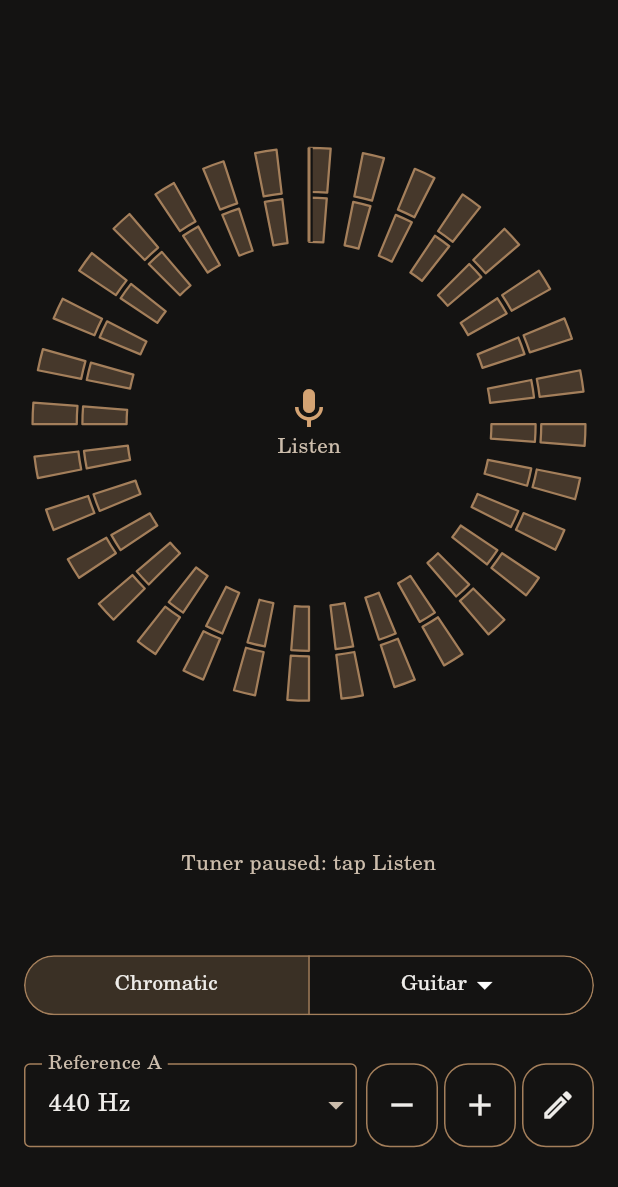
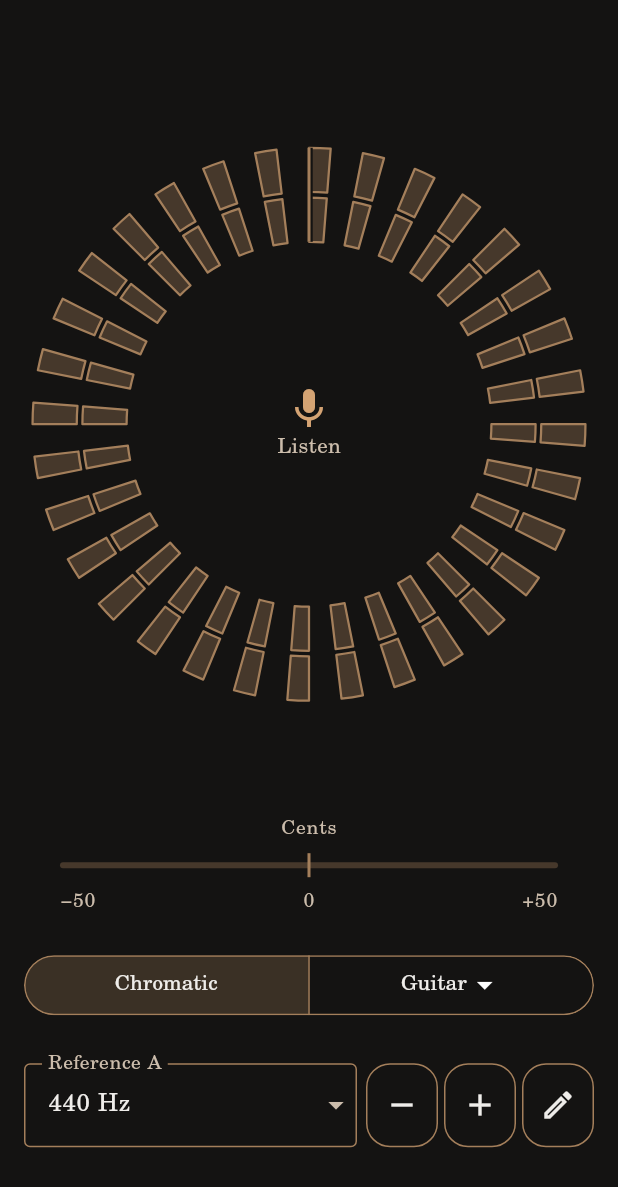
Before and after one commit to luigir86/Low-End, a Flutter app: the TunerPanel widget shown alone on an empty page, opened directly, on a phone screen of 412 x 824 dp. Shown: the top 1187 px of the screen. Run offline on Flutter 3.47's test engine with Material 3 defaults, Android fonts, the phone set to English and light mode, and no system bars; our stand-ins replace audio_service, shared_preferences, wakelock_plus; missing offline and left inert: flutter_soloud, record; accounts and stored records are empty.

Commit message:
See what plays: a dot on the tab, one pause message, lighter Harmony field, haptics
- A Material 3 badge, in the accent, on the tab of a section that sounds,
  and "Playing" for screen readers.
- The tuner paused says Listen only in the middle of its dial; the line
  over the cents scale is kept for screen readers.
- The chord and progression fields of Harmony no longer repeat the name
  the switch above already shows.
- A light haptic tap when the dials start or stop and on TAP and the notes.
- Store screenshots regenerated.

Co-Authored-By: Claude Opus 5.5 (1M context) <noreply@anthropic.com>
Claude-Session: https://claude.ai/code/session_01EnDFfk9dK6EWAjfADPPgic

```diff
--- a/lib/app/theme.dart
+++ b/lib/app/theme.dart
@@ -221,6 +221,9 @@ abstract final class LowEndTheme {
           color: scheme.onSurface,
         ),
       ),
+      // The dot on the tab of a section that is playing: the accent, not
+      // the red of an error.
+      badgeTheme: BadgeThemeData(backgroundColor: scheme.primary),
       cardTheme: CardThemeData(
         color: scheme.surfaceContainerLow,
         surfaceTintColor: Colors.transparent,
--- a/lib/features/tuner/tuner_panel.dart
+++ b/lib/features/tuner/tuner_panel.dart
@@ -2,6 +2,7 @@ import 'dart:math' as math;
 
 import 'package:flutter/material.dart';
 import 'package:flutter/scheduler.dart';
+import 'package:flutter/services.dart' show HapticFeedback;
 
 import '../../app/app_navigation.dart';
 import '../../app/settings.dart';
@@ -108,13 +109,19 @@ class _TunerPanelState extends State<TunerPanel> {
           ),
           // The cents scale sits in the first row, next to the strobe, which the
           // other tabs leave empty. Announced by screen readers, e.g. when the
-          // microphone is denied, a message takes its place.
-          header: message == null
-              ? _CentsBar(
-                  reading: reading,
-                  held: _tuner.held,
-                  tolerance: settings.inTuneCents,
-                  listening: _tuner.isListening,
+          // microphone is denied, a message takes its place. Paused, the
+          // middle of the dial already says Listen: the scale stays, empty,
+          // and only screen readers hear that the tuner paused.
+          header: message == null || _tuner.status == TunerStatus.idle
+              ? Semantics(
+                  liveRegion: message != null,
+                  label: message,
+                  child: _CentsBar(
+                    reading: reading,
+                    held: _tuner.held,
+                    tolerance: settings.inTuneCents,
+                    listening: _tuner.isListening,
+                  ),
                 )
               : Column(
                   mainAxisSize: MainAxisSize.min,
@@ -124,11 +131,7 @@ class _TunerPanelState extends State<TunerPanel> {
                       child: Text(
                         message,
                         textAlign: TextAlign.center,
-                        style: _tuner.status == TunerStatus.idle
-                            ? theme.textTheme.bodyMedium?.copyWith(
-                                color: theme.colorScheme.onSurfaceVariant,
-                              )
-                            : TextStyle(color: theme.colorScheme.error),
+                        style: TextStyle(color: theme.colorScheme.error),
                       ),
                     ),
                     // A way out of a no: straight to the app's settings.
@@ -423,7 +426,10 @@ class _StrobeDiscState extends State<_StrobeDisc>
                 child: InkWell(
                   key: const Key('tunerHub'),
                   customBorder: const CircleBorder(),
-                  onTap: widget.onToggle,
+                  onTap: () {
+                    HapticFeedback.lightImpact();
+                    widget.onToggle();
+                  },
                   child: Center(
                     child: FractionallySizedBox(
                       widthFactor: 0.5 / DialGeometry.hubFraction,
--- a/lib/l10n/app_en.arb
+++ b/lib/l10n/app_en.arb
@@ -17,6 +17,10 @@
   },
   "timeSignature": "Time signature",
   "backgroundPlaying": "Playing in the background",
+  "sectionPlaying": "Playing",
+  "@sectionPlaying": {
+    "description": "Said by screen readers on the tab of a section that is sounding, where a dot shows it."
+  },
   "slower": "Slower",
   "faster": "Faster",
   "tapTempo": "Tap the tempo",
--- a/lib/l10n/app_it.arb
+++ b/lib/l10n/app_it.arb
@@ -10,6 +10,7 @@
   "bpmValue": "{bpm} BPM",
   "timeSignature": "Misura",
   "backgroundPlaying": "In riproduzione in background",
+  "sectionPlaying": "In riproduzione",
   "slower": "Più lento",
   "faster": "Più veloce",
   "tapTempo": "Batti il tempo",
--- a/lib/l10n/app_localizations.dart
+++ b/lib/l10n/app_localizations.dart
@@ -157,6 +157,12 @@ abstract class AppLocalizations {
   /// In en, this message translates to:
   /// **'Playing in the background'**
   String get backgroundPlaying;
+
+  /// Said by screen readers on the tab of a section that is sounding, where a dot shows it.
+  ///
+  /// In en, this message translates to:
+  /// **'Playing'**
+  String get sectionPlaying;
 
   /// No description provided for @slower.
   ///
--- a/lib/l10n/app_localizations_en.dart
+++ b/lib/l10n/app_localizations_en.dart
@@ -40,6 +40,9 @@ class AppLocalizationsEn extends AppLocalizations {
 
   @override
   String get backgroundPlaying => 'Playing in the background';
+
+  @override
+  String get sectionPlaying => 'Playing';
 
   @override
   String get slower => 'Slower';
--- a/lib/l10n/app_localizations_it.dart
+++ b/lib/l10n/app_localizations_it.dart
@@ -40,6 +40,9 @@ class AppLocalizationsIt extends AppLocalizations {
 
   @override
   String get backgroundPlaying => 'In riproduzione in background';
+
+  @override
+  String get sectionPlaying => 'In riproduzione';
 
   @override
   String get slower => 'Più lento';
```
Also changed, not shown: lib/app/home_shell.dart (+62 -10 lines), lib/features/metronome/metronome_screen.dart (+11 -2 lines), lib/features/tuner/drone/drone_panel.dart (+12 -2 lines), store/graphics/phone/en-US/1_metronome.png, store/graphics/phone/en-US/2_harmony.png, store/graphics/phone/it-IT/1_metronome.png, store/graphics/phone/it-IT/2_harmony.png, 1 other file.
